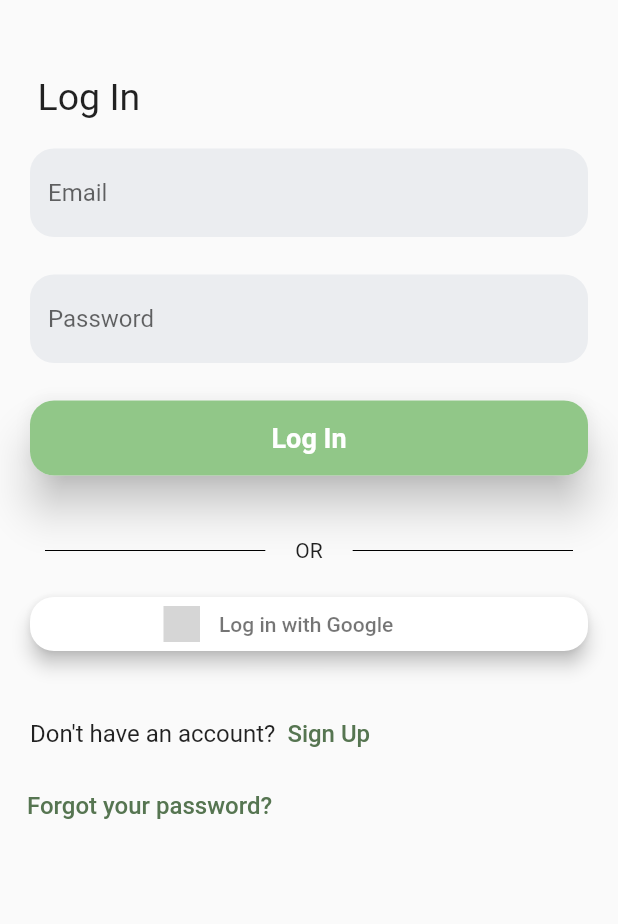
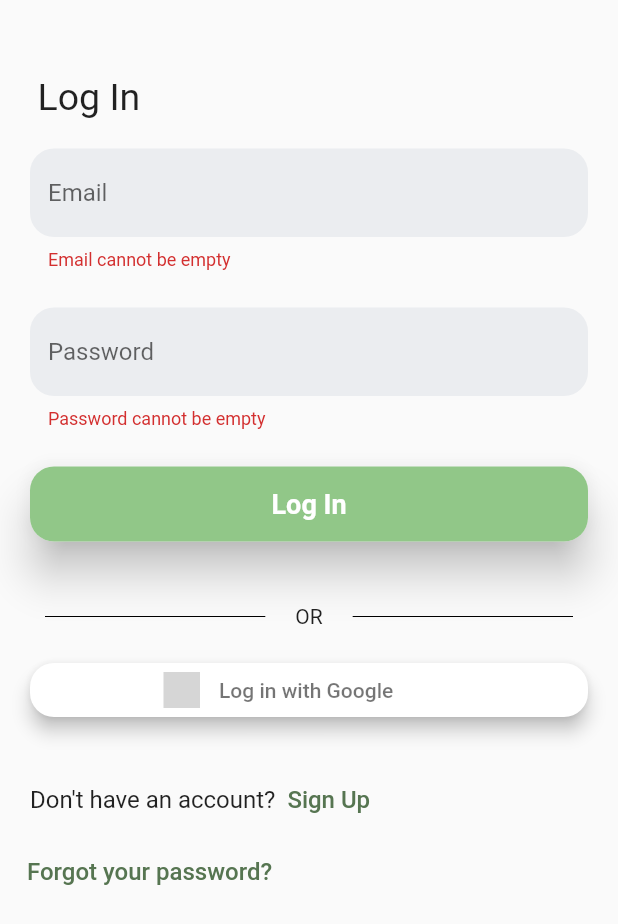
Before and after one commit to squach28/fit_buddy, a Flutter app: the screen it shows after launch, after a tap on "Log In", on a phone screen of 412 x 824 dp. Shown: the top 924 px of the screen. Run offline on Flutter 3.47's test engine with Material 2 defaults, Android fonts, the phone set to English and light mode, and no system bars; our stand-ins replace email_validator, firebase_auth, firebase_core, flutter_signin_button, google_sign_in; accounts and stored records are empty; grey boxes are pictures that could not be loaded.

Commit message:
login validation

```diff
--- /dev/null
+++ b/lib/models/SignInResult.dart
@@ -0,0 +1,6 @@
+enum SignInResult {
+    SUCCESS,
+    USER_NOT_FOUND,
+    WRONG_PASSWORD,
+    FAIL
+}
--- a/lib/services/AuthenticationService.dart
+++ b/lib/services/AuthenticationService.dart
@@ -1,4 +1,5 @@
 import 'package:firebase_auth/firebase_auth.dart';
+import 'package:fit_buddy/models/SignInResult.dart';
 import 'package:fit_buddy/models/SignUpResult.dart';
 class AuthenticationService {
   final auth = FirebaseAuth.instance;
@@ -28,4 +29,24 @@ class AuthenticationService {
     }
     return SignUpResult.FAIL;
   }
+
+  Future<SignInResult> logIn(String email, String password) async {
+    try {
+      UserCredential userCredential = await auth.signInWithEmailAndPassword(
+        email: email,
+        password: password
+      );
+      return SignInResult.SUCCESS;
+    } on FirebaseAuthException catch(e) {
+      if(e.code == 'user-not-found') {
+        return SignInResult.USER_NOT_FOUND;
+      } else if(e.code == 'wrong-password') {
+        return SignInResult.WRONG_PASSWORD;
+      } else {
+        return SignInResult.FAIL;
+      }
+    } on Exception catch(e) {
+      return SignInResult.FAIL;
+    }
+  }
 }
--- a/lib/views/LoginPage.dart
+++ b/lib/views/LoginPage.dart
@@ -1,8 +1,11 @@
+import 'package:fit_buddy/models/SignInResult.dart';
+import 'package:fit_buddy/services/AuthenticationService.dart';
 import 'package:fit_buddy/views/HomePage.dart';
 import 'package:fit_buddy/views/SignupPage.dart';
 import 'package:flutter/material.dart';
 import 'package:flutter_signin_button/flutter_signin_button.dart';
 import 'package:google_sign_in/google_sign_in.dart';
+import 'package:email_validator/email_validator.dart';
 
 class LoginPage extends StatefulWidget {
   @override
@@ -11,8 +14,13 @@ class LoginPage extends StatefulWidget {
 
 class LoginPageState extends State<LoginPage> {
   final _loginFormKey = GlobalKey<FormState>();
+  final _emailController = TextEditingController();
+  final _passwordController = TextEditingController();
   final emailFocusNode = FocusNode();
   final passwordFocusNode = FocusNode();
+  AutovalidateMode _autoValidateMode = AutovalidateMode.disabled;
+
+  final authenticationService = AuthenticationService();
 
   Widget _loginPageHeader() {
     return Padding(
@@ -24,12 +32,16 @@ class LoginPageState extends State<LoginPage> {
   Widget _loginForm() {
     return Form(
         key: _loginFormKey,
+        autovalidateMode: _autoValidateMode,
         child: Padding(
           padding: EdgeInsets.only(left: 20.0, right: 20.0),
           child: Column(
             mainAxisAlignment: MainAxisAlignment.center,
             children: [
               TextFormField(
+                controller: _emailController,
+                 keyboardType: TextInputType.emailAddress,
+                validator: validateEmail,
                 focusNode: emailFocusNode,
                 decoration: InputDecoration(
                   fillColor: Color(0xffebedf0),
@@ -43,6 +55,8 @@ class LoginPageState extends State<LoginPage> {
               ),
               SizedBox(height: 25.0),
               TextFormField(
+                controller: _passwordController,
+                validator: validatePassword,
                 focusNode: passwordFocusNode,
                 decoration: InputDecoration(
                   fillColor: Color(0xffebedf0),
@@ -53,6 +67,7 @@ class LoginPageState extends State<LoginPage> {
                       borderSide:
                           BorderSide(width: 0, style: BorderStyle.none)),
                 ),
+                obscureText: true,
               ),
               SizedBox(height: 25.0),
               Material(
@@ -77,7 +92,25 @@ class LoginPageState extends State<LoginPage> {
                             side: BorderSide(width: 0, style: BorderStyle.none),
                           )),
                         ),
-                        onPressed: () {}),
+                        onPressed: () async {
+                          if(!validateFields()) {
+
+                          } else {
+                            final email = _emailController.text;
+                            final password = _passwordController.text;
+                            SignInResult signInResult = await authenticationService.logIn(email, password);
+                            // TODO show progress indicator while waiting for login
+                            if(signInResult != SignInResult.SUCCESS) {
+                              _showLoginAlert(signInResult);
+                              emailFocusNode.unfocus();
+                              passwordFocusNode.unfocus();
+                            } else {
+                              Navigator.pushReplacement(context, MaterialPageRoute(builder: (context) => HomePage()));
+                            }
+
+                          }
+
+                        }),
                   )),
               SizedBox(height: 25.0),
               Row(children: [
@@ -152,6 +185,130 @@ class LoginPageState extends State<LoginPage> {
         ]));
   }
 
+  String validateEmail(String value) {
+    if(value.isEmpty) {
+      return 'Email cannot be empty';
+    } else if(!EmailValidator.validate(value)) {
+      return 'Email is not valid';
+    } else {
+      return null;
+    }
+  }
+
+  String validatePassword(String value) {
+    if(value.isEmpty) {
+      return 'Password cannot be empty';
+    } else {
+      return null;
+    }
+  }
+
+  bool validateFields() {
+    if(!_loginFormKey.currentState.validate()) {
+      setState(() {
+        _autoValidateMode = AutovalidateMode.onUserInteraction;
+      });
+      return false;
+    } else {
+      return true;
+    }
+  }
+
+   Future<void> _showLoginAlert(SignInResult signInResult) {
+    switch (signInResult) {
+      case SignInResult.USER_NOT_FOUND:
+        {
+          return showDialog<void>(
+              context: context,
+              barrierDismissible: false,
+              builder: (context) {
+                return AlertDialog(
+                  title: Text("User doesn't Exist"),
+                  content: Text("Try using a different email or creating an account"),
+                  actions: [
+                    TextButton(
+                        child: Text('OK',
+                            style: TextStyle(color: Color(0xff567551))),
+                        onPressed: () {
+                          Navigator.of(context).pop();
+                        })
+                  ],
+                  shape: RoundedRectangleBorder(
+                      borderRadius: BorderRadius.circular(14.0)),
+                );
+              });
+        }
+      case SignInResult.WRONG_PASSWORD:
+        {
+          return showDialog<void>(
+              context: context,
+              barrierDismissible: false,
+              builder: (context) {
+                return AlertDialog(
+                  title: Text('Incorrect Password'),
+                  content: Text('Please try again'),
+                  actions: [
+                    TextButton(
+                        child: Text('OK',
+                            style: TextStyle(color: Color(0xff567551))),
+                        onPressed: () {
+                          Navigator.of(context).pop();
+                        })
+                  ],
+                  shape: RoundedRectangleBorder(
+                      borderRadius: BorderRadius.circular(14.0)),
+                );
+              });
+        }
+
+      case SignInResult.FAIL:
+        {
+          return showDialog<void>(
+              context: context,
+              barrierDismissible: false,
+              builder: (context) {
+                return AlertDialog(
+                  title: Text('Login Failed'),
+                  content: Text('Please try again later'),
+                  actions: [
+                    TextButton(
+                        child: Text('OK',
+                            style: TextStyle(color: Color(0xff567551))),
+                        onPressed: () {
+                          Navigator.of(context).pop();
+                        })
+                  ],
+                  shape: RoundedRectangleBorder(
+                      borderRadius: BorderRadius.circular(14.0)),
+                );
+              });
+        }
+
+      default:
+        {
+          return showDialog<void>(
+              context: context,
+              barrierDismissible: false,
+              builder: (context) {
+                return AlertDialog(
+                  title: Text('Account Creation Failed'),
+                  content: Text('Please try again'),
+                  actions: [
+                    TextButton(
+                        child: Text('OK',
+                            style: TextStyle(color: Color(0xff567551))),
+                        onPressed: () {
+                          Navigator.of(context).pop();
+                        })
+                  ],
+                  shape: RoundedRectangleBorder(
+                      borderRadius: BorderRadius.circular(14.0)),
+                );
+              });
+        }
+    }
+  }
+
   Future<GoogleSignInAccount> googleSignIn() async {
     GoogleSignIn _googleSignIn = GoogleSignIn(scopes: ['email']);
     try {
--- a/lib/views/SignupPage.dart
+++ b/lib/views/SignupPage.dart
@@ -1,3 +1,4 @@
+import 'package:fit_buddy/views/HomePage.dart';
 import 'package:flutter/material.dart';
 import 'package:email_validator/email_validator.dart';
 import 'package:fit_buddy/services/AuthenticationService.dart';
@@ -215,6 +216,7 @@ confirmPasswordFocused = true;
                                   _showSignUpAlert(signUpResult);
                                 } else {
                                   // navigate to home page
+                                  Navigator.pushReplacement(context, MaterialPageRoute(builder: (context) => HomePage()));
                                 }
                               }
                             }),
```
